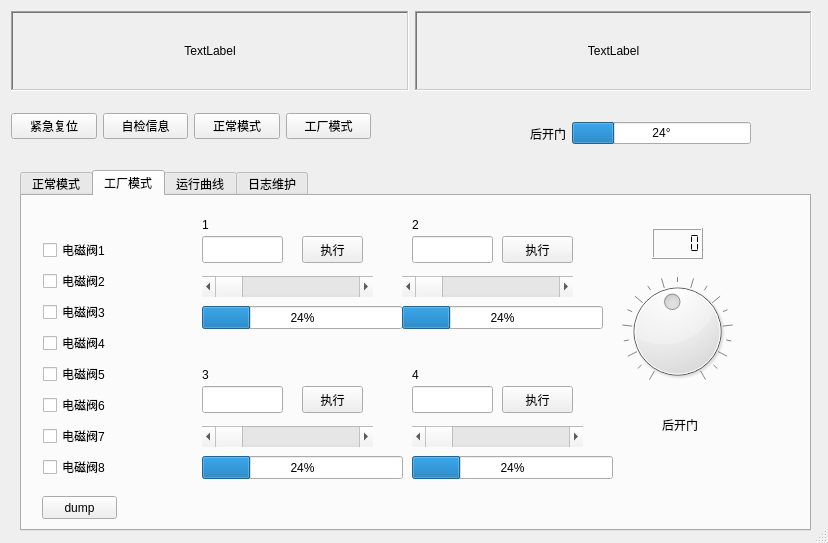
This is res/ui/main_beta.ui in chadwangcn/control_app as Qt 5 draws it before an edit. The edited form follows.
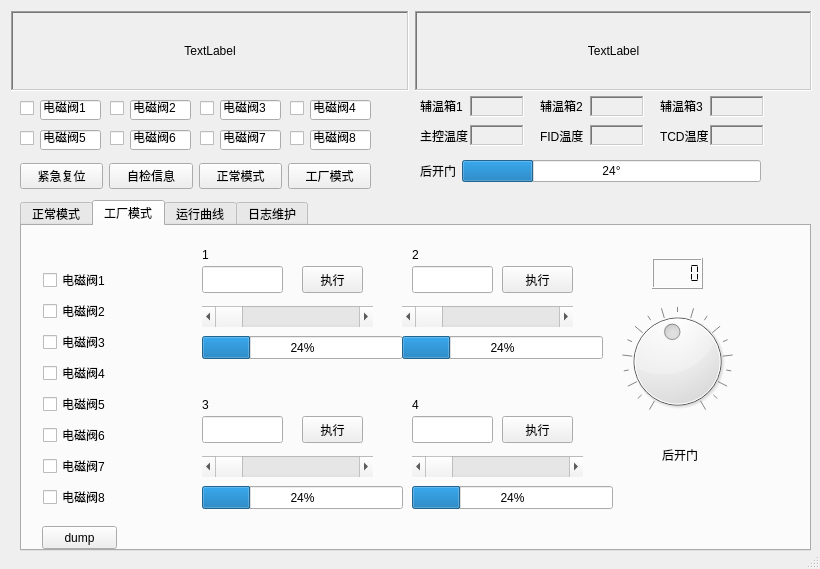
This is the edited form. The open tabs and pages were chosen to show the change.

The edit to the form file:
```diff
--- a/res/ui/main_beta.ui
+++ b/res/ui/main_beta.ui
@@ -6,8 +6,8 @@
    <rect>
     <x>0</x>
     <y>0</y>
-    <width>828</width>
-    <height>543</height>
+    <width>820</width>
+    <height>569</height>
    </rect>
   </property>
   <property name="windowTitle">
@@ -23,9 +23,9 @@
    <property name="geometry">
     <rect>
      <x>20</x>
-     <y>170</y>
+     <y>200</y>
      <width>791</width>
-     <height>361</height>
+     <height>351</height>
     </rect>
    </property>
    <property name="tabShape">
@@ -685,10 +685,10 @@
   <widget class="QWidget" name="layoutWidget">
    <property name="geometry">
     <rect>
-     <x>530</x>
-     <y>120</y>
-     <width>221</width>
-     <height>27</height>
+     <x>420</x>
+     <y>160</y>
+     <width>341</width>
+     <height>22</height>
     </rect>
    </property>
    <layout class="QHBoxLayout" name="horizontalLayout_2">
@@ -720,9 +720,9 @@
   <widget class="QWidget" name="layoutWidget">
    <property name="geometry">
     <rect>
-     <x>11</x>
-     <y>110</y>
-     <width>360</width>
+     <x>20</x>
+     <y>160</y>
+     <width>351</width>
      <height>32</height>
     </rect>
    </property>
@@ -757,6 +757,424 @@
     </item>
    </layout>
   </widget>
+  <widget class="QCheckBox" name="checkBoxSw1">
+   <property name="geometry">
+    <rect>
+     <x>20</x>
+     <y>100</y>
+     <width>16</width>
+     <height>16</height>
+    </rect>
+   </property>
+   <property name="text">
+    <string/>
+   </property>
+   <property name="checkable">
+    <bool>true</bool>
+   </property>
+  </widget>
+  <widget class="QLineEdit" name="lineEditSw1">
+   <property name="geometry">
+    <rect>
+     <x>40</x>
+     <y>100</y>
+     <width>61</width>
+     <height>20</height>
+    </rect>
+   </property>
+   <property name="text">
+    <string>电磁阀1</string>
+   </property>
+  </widget>
+  <widget class="QCheckBox" name="checkBoxSw2">
+   <property name="geometry">
+    <rect>
+     <x>110</x>
+     <y>100</y>
+     <width>16</width>
+     <height>16</height>
+    </rect>
+   </property>
+   <property name="text">
+    <string/>
+   </property>
+   <property name="checkable">
+    <bool>true</bool>
+   </property>
+  </widget>
+  <widget class="QLineEdit" name="lineEditSw2">
+   <property name="geometry">
+    <rect>
+     <x>130</x>
+     <y>100</y>
+     <width>61</width>
+     <height>20</height>
+    </rect>
+   </property>
+   <property name="text">
+    <string>电磁阀2</string>
+   </property>
+  </widget>
+  <widget class="QCheckBox" name="checkBoxSw3">
+   <property name="geometry">
+    <rect>
+     <x>200</x>
+     <y>100</y>
+     <width>16</width>
+     <height>16</height>
+    </rect>
+   </property>
+   <property name="text">
+    <string/>
+   </property>
+   <property name="checkable">
+    <bool>true</bool>
+   </property>
+  </widget>
+  <widget class="QLineEdit" name="lineEditSw3">
+   <property name="geometry">
+    <rect>
+     <x>220</x>
+     <y>100</y>
+     <width>61</width>
+     <height>20</height>
+    </rect>
+   </property>
+   <property name="text">
+    <string>电磁阀3</string>
+   </property>
+  </widget>
+  <widget class="QCheckBox" name="checkBoxSw4">
+   <property name="geometry">
+    <rect>
+     <x>290</x>
+     <y>100</y>
+     <width>16</width>
+     <height>16</height>
+    </rect>
+   </property>
+   <property name="text">
+    <string/>
+   </property>
+   <property name="checkable">
+    <bool>true</bool>
+   </property>
+  </widget>
+  <widget class="QLineEdit" name="lineEditSw4">
+   <property name="geometry">
+    <rect>
+     <x>310</x>
+     <y>100</y>
+     <width>61</width>
+     <height>20</height>
+    </rect>
+   </property>
+   <property name="text">
+    <string>电磁阀4</string>
+   </property>
+  </widget>
+  <widget class="QCheckBox" name="checkBoxSw5">
+   <property name="geometry">
+    <rect>
+     <x>20</x>
+     <y>130</y>
+     <width>16</width>
+     <height>16</height>
+    </rect>
+   </property>
+   <property name="text">
+    <string/>
+   </property>
+  </widget>
+  <widget class="QLineEdit" name="lineEditSw6">
+   <property name="geometry">
+    <rect>
+     <x>130</x>
+     <y>130</y>
+     <width>61</width>
+     <height>20</height>
+    </rect>
+   </property>
+   <property name="text">
+    <string>电磁阀6</string>
+   </property>
+  </widget>
+  <widget class="QLineEdit" name="lineEditSw7">
+   <property name="geometry">
+    <rect>
+     <x>220</x>
+     <y>130</y>
+     <width>61</width>
+     <height>20</height>
+    </rect>
+   </property>
+   <property name="text">
+    <string>电磁阀7</string>
+   </property>
+  </widget>
+  <widget class="QLineEdit" name="lineEditSw8">
+   <property name="geometry">
+    <rect>
+     <x>310</x>
+     <y>130</y>
+     <width>61</width>
+     <height>20</height>
+    </rect>
+   </property>
+   <property name="text">
+    <string>电磁阀8</string>
+   </property>
+  </widget>
+  <widget class="QCheckBox" name="checkBoxSw7">
+   <property name="geometry">
+    <rect>
+     <x>200</x>
+     <y>130</y>
+     <width>16</width>
+     <height>16</height>
+    </rect>
+   </property>
+   <property name="text">
+    <string/>
+   </property>
+  </widget>
+  <widget class="QCheckBox" name="checkBoxSw8">
+   <property name="geometry">
+    <rect>
+     <x>290</x>
+     <y>130</y>
+     <width>16</width>
+     <height>16</height>
+    </rect>
+   </property>
+   <property name="text">
+    <string/>
+   </property>
+  </widget>
+  <widget class="QCheckBox" name="checkBoxSw6">
+   <property name="geometry">
+    <rect>
+     <x>110</x>
+     <y>130</y>
+     <width>16</width>
+     <height>16</height>
+    </rect>
+   </property>
+   <property name="text">
+    <string/>
+   </property>
+  </widget>
+  <widget class="QLineEdit" name="lineEditSw5">
+   <property name="geometry">
+    <rect>
+     <x>40</x>
+     <y>130</y>
+     <width>61</width>
+     <height>20</height>
+    </rect>
+   </property>
+   <property name="text">
+    <string>电磁阀5</string>
+   </property>
+  </widget>
+  <widget class="QLabel" name="label_9">
+   <property name="geometry">
+    <rect>
+     <x>420</x>
+     <y>100</y>
+     <width>54</width>
+     <height>12</height>
+    </rect>
+   </property>
+   <property name="text">
+    <string>辅温箱1</string>
+   </property>
+  </widget>
+  <widget class="QLabel" name="label_ex0tmp">
+   <property name="geometry">
+    <rect>
+     <x>470</x>
+     <y>96</y>
+     <width>54</width>
+     <height>21</height>
+    </rect>
+   </property>
+   <property name="font">
+    <font>
+     <family>04b_21</family>
+     <pointsize>6</pointsize>
+    </font>
+   </property>
+   <property name="frameShape">
+    <enum>QFrame::WinPanel</enum>
+   </property>
+   <property name="frameShadow">
+    <enum>QFrame::Sunken</enum>
+   </property>
+   <property name="text">
+    <string/>
+   </property>
+  </widget>
+  <widget class="QLabel" name="label_10">
+   <property name="geometry">
+    <rect>
+     <x>540</x>
+     <y>100</y>
+     <width>54</width>
+     <height>12</height>
+    </rect>
+   </property>
+   <property name="text">
+    <string>辅温箱2</string>
+   </property>
+  </widget>
+  <widget class="QLabel" name="label_ex1tmp">
+   <property name="geometry">
+    <rect>
+     <x>590</x>
+     <y>96</y>
+     <width>54</width>
+     <height>21</height>
+    </rect>
+   </property>
+   <property name="frameShape">
+    <enum>QFrame::WinPanel</enum>
+   </property>
+   <property name="frameShadow">
+    <enum>QFrame::Sunken</enum>
+   </property>
+   <property name="text">
+    <string/>
+   </property>
+  </widget>
+  <widget class="QLabel" name="label_11">
+   <property name="geometry">
+    <rect>
+     <x>660</x>
+     <y>100</y>
+     <width>54</width>
+     <height>12</height>
+    </rect>
+   </property>
+   <property name="text">
+    <string>辅温箱3</string>
+   </property>
+  </widget>
+  <widget class="QLabel" name="label_ex2tmp">
+   <property name="geometry">
+    <rect>
+     <x>710</x>
+     <y>96</y>
+     <width>54</width>
+     <height>21</height>
+    </rect>
+   </property>
+   <property name="frameShape">
+    <enum>QFrame::WinPanel</enum>
+   </property>
+   <property name="frameShadow">
+    <enum>QFrame::Sunken</enum>
+   </property>
+   <property name="text">
+    <string/>
+   </property>
+  </widget>
+  <widget class="QLabel" name="label_12">
+   <property name="geometry">
+    <rect>
+     <x>540</x>
+     <y>130</y>
+     <width>54</width>
+     <height>12</height>
+    </rect>
+   </property>
+   <property name="text">
+    <string>FID温度</string>
+   </property>
+  </widget>
+  <widget class="QLabel" name="label_fid">
+   <property name="geometry">
+    <rect>
+     <x>590</x>
+     <y>125</y>
+     <width>54</width>
+     <height>21</height>
+    </rect>
+   </property>
+   <property name="frameShape">
+    <enum>QFrame::WinPanel</enum>
+   </property>
+   <property name="frameShadow">
+    <enum>QFrame::Sunken</enum>
+   </property>
+   <property name="text">
+    <string/>
+   </property>
+  </widget>
+  <widget class="QLabel" name="label_13">
+   <property name="geometry">
+    <rect>
+     <x>660</x>
+     <y>130</y>
+     <width>54</width>
+     <height>12</height>
+    </rect>
+   </property>
+   <property name="text">
+    <string>TCD温度</string>
+   </property>
+  </widget>
+  <widget class="QLabel" name="label_tcd">
+   <property name="geometry">
+    <rect>
+     <x>710</x>
+     <y>125</y>
+     <width>54</width>
+     <height>21</height>
+    </rect>
+   </property>
+   <property name="frameShape">
+    <enum>QFrame::WinPanel</enum>
+   </property>
+   <property name="frameShadow">
+    <enum>QFrame::Sunken</enum>
+   </property>
+   <property name="text">
+    <string/>
+   </property>
+  </widget>
+  <widget class="QLabel" name="label_main">
+   <property name="geometry">
+    <rect>
+     <x>470</x>
+     <y>125</y>
+     <width>54</width>
+     <height>21</height>
+    </rect>
+   </property>
+   <property name="frameShape">
+    <enum>QFrame::WinPanel</enum>
+   </property>
+   <property name="frameShadow">
+    <enum>QFrame::Sunken</enum>
+   </property>
+   <property name="text">
+    <string/>
+   </property>
+  </widget>
+  <widget class="QLabel" name="label_14">
+   <property name="geometry">
+    <rect>
+     <x>420</x>
+     <y>130</y>
+     <width>54</width>
+     <height>12</height>
+    </rect>
+   </property>
+   <property name="text">
+    <string>主控温度</string>
+   </property>
+  </widget>
  </widget>
  <resources/>
  <connections/>
```
Left out of the diff: 2 changed lines with no effect on the pictures.
